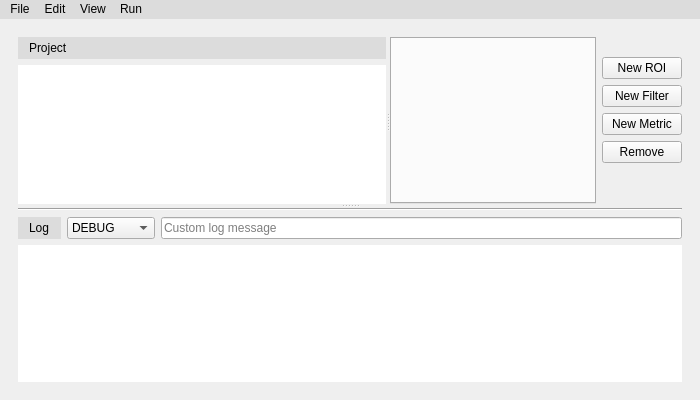
The window that gui/ui_files/mainwindow.ui (OSUDSL/pydre) describes before a commit, drawn with Qt 5.
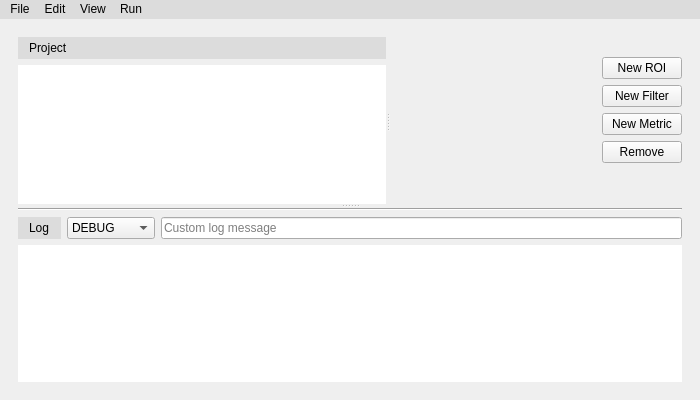
The same window after the commit. Icons and pictures are not drawn.

Commit message: Switched tab widget to document mode

The edit to the form file:
```diff
--- a/gui/ui_files/mainwindow.ui
+++ b/gui/ui_files/mainwindow.ui
@@ -253,6 +253,9 @@
                <property name="currentIndex">
                 <number>-1</number>
                </property>
+               <property name="documentMode">
+                <bool>true</bool>
+               </property>
                <property name="tabsClosable">
                 <bool>true</bool>
                </property>
```
The commit also changes 1 other file.
